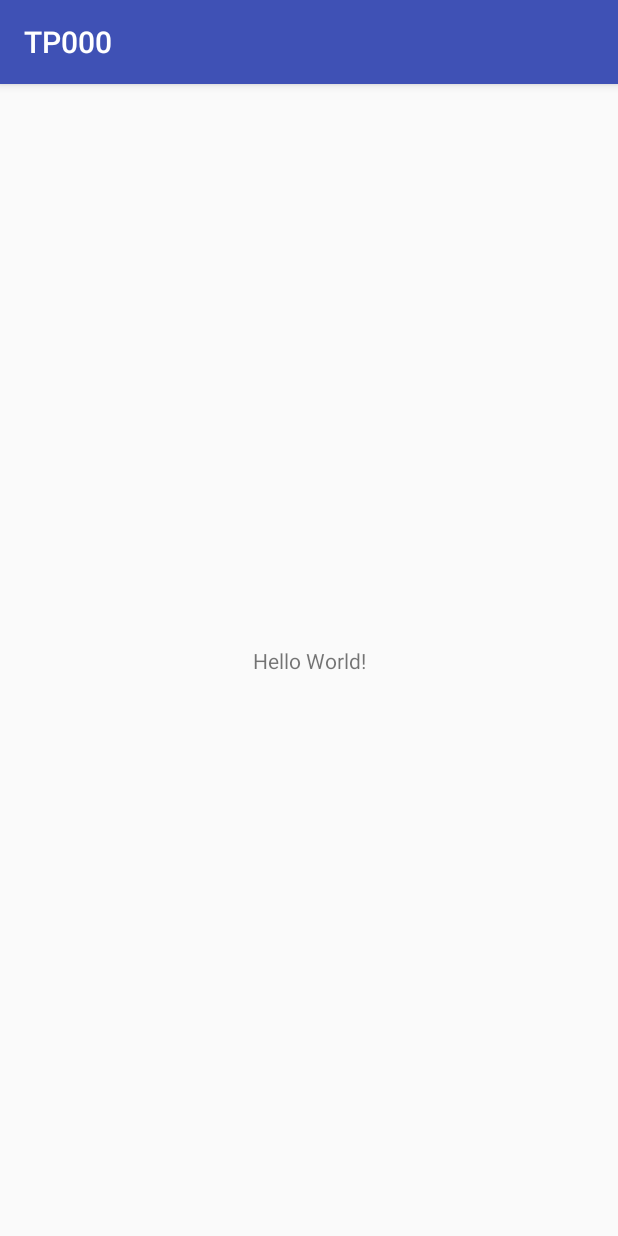
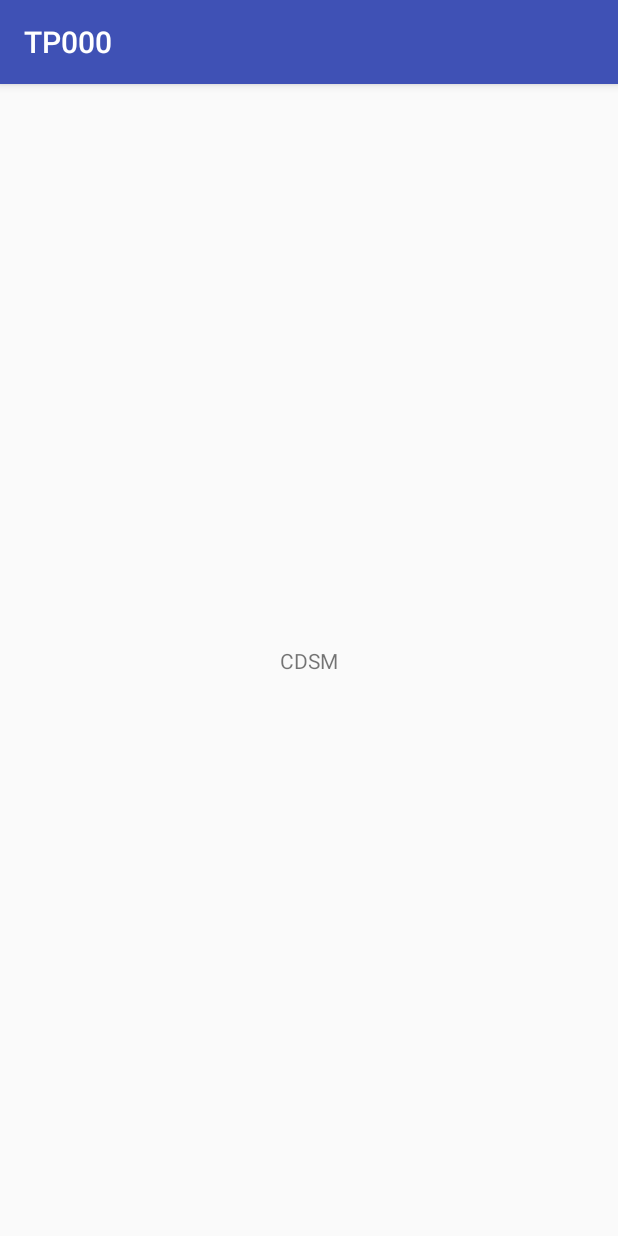
Before and after one commit to naskok/TP000, an Android app: the screen it shows after launch (MainActivity), on a phone screen of 412 x 824 dp. Run offline under Robolectric (Android 15) with nearby library versions, the phone set to English and light mode, and no system bars.

Commit message:
Hello World -> CDSM

```diff
--- a/app/src/main/res/layout/activity_main.xml
+++ b/app/src/main/res/layout/activity_main.xml
@@ -9,7 +9,7 @@
     <TextView
         android:layout_width="wrap_content"
         android:layout_height="wrap_content"
-        android:text="Hello World!"
+        android:text="CDSM"
         app:layout_constraintBottom_toBottomOf="parent"
         app:layout_constraintLeft_toLeftOf="parent"
         app:layout_constraintRight_toRightOf="parent"
```
